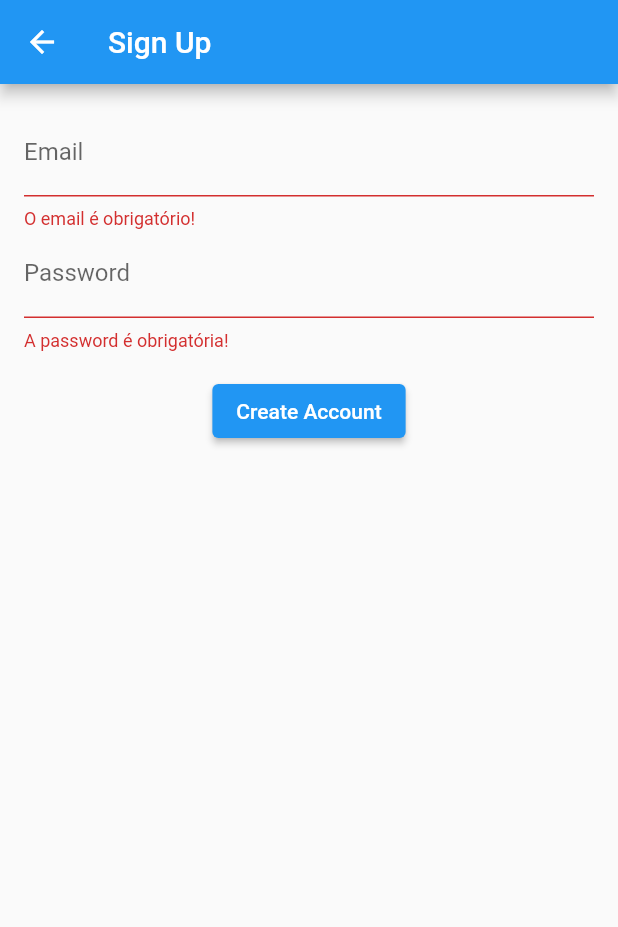
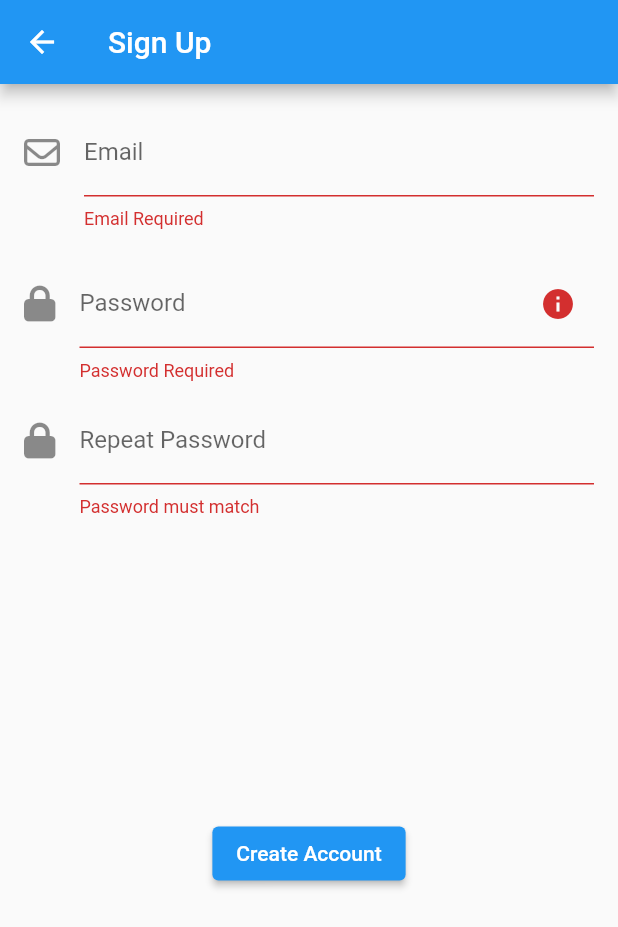
Before and after one commit to AndrePG98/face_shield, a Flutter app: the SignUpPage screen opened by its route, after a tap on "Create Account", on a phone screen of 412 x 824 dp. Shown: the top 927 px of the screen. Run offline on Flutter 3.47's test engine with Material 2 defaults, Android fonts, the phone set to English and light mode, and no system bars; our stand-ins replace camera, cloud_firestore, firebase_auth, firebase_core, firebase_database, font_awesome_flutter and 2 more; missing offline and left inert: dart:ffi, google_mlkit_face_detection, tflite_flutter; accounts and stored records are empty.

Commit message:
Added password requirements button and repeat password field.

```diff
--- a/lib/routes/SignUpPage.dart
+++ b/lib/routes/SignUpPage.dart
@@ -1,5 +1,5 @@
-import 'package:flutter/cupertino.dart';
 import 'package:flutter/material.dart';
+import 'package:font_awesome_flutter/font_awesome_flutter.dart';
 
 import '../services/api.dart';
 
@@ -14,11 +14,29 @@ class _SignUpPageState extends State<SignUpPage> {
   final _formKey = GlobalKey<FormState>();
   final TextEditingController _emailController = TextEditingController();
   final TextEditingController _passwordController = TextEditingController();
+  final TextEditingController _repeatPasswordController = TextEditingController();
+  final TextEditingController _requirementsController = TextEditingController();
+  bool showPasswordRequirements = false;
+  FocusNode _focusNode = FocusNode();
   bool _loading = false;
+
+  @override
+  void initState() {
+    super.initState();
+    _focusNode.addListener(_onFocusChange);
+  }
 
   bool isValidEmail(String value){
     final RegExp emailRegex = RegExp(r'^[\w-]+(\.[\w-]+)*@[a-zA-Z0-9-]+(\.[a-zA-Z0-9-]+)*(\.[a-zA-Z]{2,})$');
     return emailRegex.hasMatch(value);
+  }
+
+  void _onFocusChange() {
+    if(!_focusNode.hasFocus){
+      setState(() {
+        showPasswordRequirements = false;
+      });
+    }
   }
 
   @override
@@ -29,19 +47,23 @@ class _SignUpPageState extends State<SignUpPage> {
         ),
         body: Padding(
             padding: const EdgeInsets.all(16),
+            child: SingleChildScrollView(
               child: Form(
                 key: _formKey,
                 child: Column(
                   children: [
                     TextFormField(
                       controller: _emailController,
-                    decoration: const InputDecoration(labelText: "Email"),
+                      decoration: const InputDecoration(
+                        icon: FaIcon(FontAwesomeIcons.envelope),
+                          labelText: "Email"
+                      ),
                       validator: (String ? value ){
                         if(value!.trim().isEmpty){
-                        return 'O email é obrigatório!';
+                          return 'Email Required';
                         }
                         else if(!isValidEmail(value)){
-                        return "Formato de email incorreto";
+                          return "Invalid email";
                         }
                         return null;
                       },
@@ -51,13 +73,65 @@ class _SignUpPageState extends State<SignUpPage> {
                         });
                       },
                     ),
+                    const SizedBox(height: 20),
                     TextFormField(
+                      focusNode: _focusNode,
                       controller: _passwordController,
                       obscureText: true,
-                    decoration: const InputDecoration(labelText: "Password"),
+                      decoration: InputDecoration(
+                        icon: const FaIcon(FontAwesomeIcons.lock),
+                        labelText: "Password",
+                        suffixIcon: InkWell(
+                          onTap: () {
+                            setState(() {
+                              showPasswordRequirements = !showPasswordRequirements;
+                            });
+                          },
+                          child: const Icon(Icons.info),
+                        )
+                      ),
                       validator: (String ? value ){
                         if(value!.trim().isEmpty){
-                        return 'A password é obrigatória!';
+                          return 'Password Required';
+                        }
+                        return null;
+                      },
+                      onChanged: (String value){
+                        setState(() {
+                          _formKey.currentState!.validate();
+                        });
+                      },
+                    ),
+                    showPasswordRequirements ?
+                        Padding(
+                          padding: const EdgeInsets.only(top: 8.0),
+                          child: TextField(
+                            controller: _requirementsController,
+                            decoration: const InputDecoration(
+                              labelText: ""
+                                  ". Longer than 6 characters",
+                              labelStyle: TextStyle(fontSize: 15),
+                              border: OutlineInputBorder()
+                            ),
+                            readOnly: true,
+                            onTap: (){
+                              setState(() {
+                                showPasswordRequirements = false;
+                              });
+                            },
+                          ),
+                        ) : const Center(),
+                    const SizedBox(height: 10),
+                    TextFormField(
+                      controller: _repeatPasswordController,
+                      obscureText: true,
+                      decoration: const InputDecoration(
+                        icon: FaIcon(FontAwesomeIcons.lock),
+                          labelText: "Repeat Password"
+                      ),
+                      validator: (String ? value ){
+                        if(value!.trim().isEmpty || value.trim() != _passwordController.value.text){
+                          return 'Password must match';
                         }
                         return null;
                       },
@@ -68,19 +142,17 @@ class _SignUpPageState extends State<SignUpPage> {
                       },
                     ),
                     const SizedBox(
-                    height: 16,
+                      height: 200,
                     ),
                     _loading
-                      ? CircularProgressIndicator()
+                        ? const CircularProgressIndicator()
                         : ElevatedButton(
                         onPressed: () async {
                           if(_formKey.currentState!.validate()){
                             setState(() {
                               _loading = true;
                             });
-                              signUp(_emailController.text,
-                                  _passwordController.text)
-                                  .then((value) => {
+                            signUp(_emailController.text, _passwordController.text).then((value) => {
                               if (value)
                                 {
                                   setState(() {
@@ -91,7 +163,7 @@ class _SignUpPageState extends State<SignUpPage> {
                                   ScaffoldMessenger.of(context)
                                       .showSnackBar(const SnackBar(
                                       content: Text(
-                                            "Utilizador criado com sucesso!"))),
+                                          "User created"))),
                                 }
                               else
                                 {
@@ -100,15 +172,15 @@ class _SignUpPageState extends State<SignUpPage> {
                                   }),
                                   ScaffoldMessenger.of(context)
                                       .showSnackBar(const SnackBar(
-                                        content: Text("Erro ao criar utilizador. Email já existente!"))),
+                                      content: Text("Error creating User. Email already registered!"))),
                                 }
                             });
                           }
-
                         },
                         child: const Text("Create Account"))
                   ],
                 ),
+              ),
             )));
   }
 }
--- a/lib/routes/home.dart
+++ b/lib/routes/home.dart
@@ -41,8 +41,7 @@ class HomePage extends StatelessWidget{
                           onPress: () => {Navigator.pushNamed(context, '/listusers')}
 
                       ),
-                      const SizedBox(height: 20,),
-                      const PopupButton()
+                      const SizedBox(height: 20,)
                     ],
                   ),
                 )
--- a/lib/services/api.dart
+++ b/lib/services/api.dart
@@ -5,13 +5,13 @@ import 'package:firebase_auth/firebase_auth.dart';
 
 Future<bool> signUp(String email, String password) async {
   try {
-    final FirebaseAuth _auth = FirebaseAuth.instance;
+    final FirebaseAuth auth = FirebaseAuth.instance;
     final UserCredential userCredential =
-    await _auth.createUserWithEmailAndPassword(
+    await auth.createUserWithEmailAndPassword(
       email: email,
       password: password,
     );
-    Random random = new Random();
+    Random random = Random();
     double randomNumber = random.nextDouble();
     List<double> faceDataList = [randomNumber];
     final User? user = userCredential.user;
```
Lines whose indentation alone changed are shown as unchanged.
